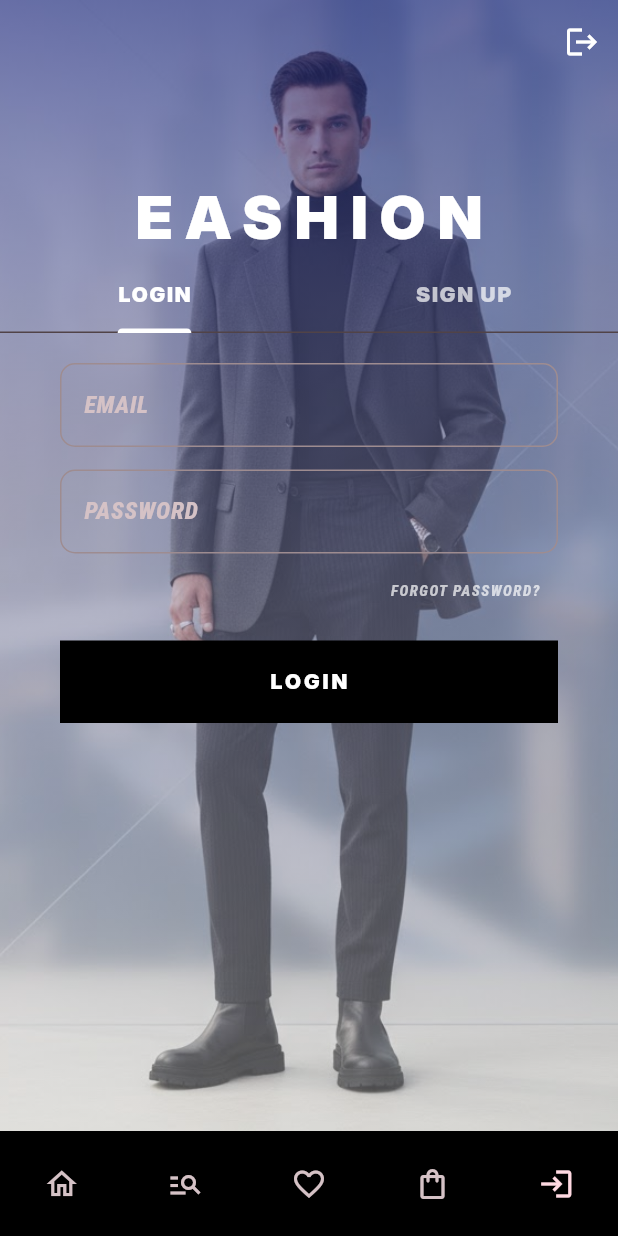
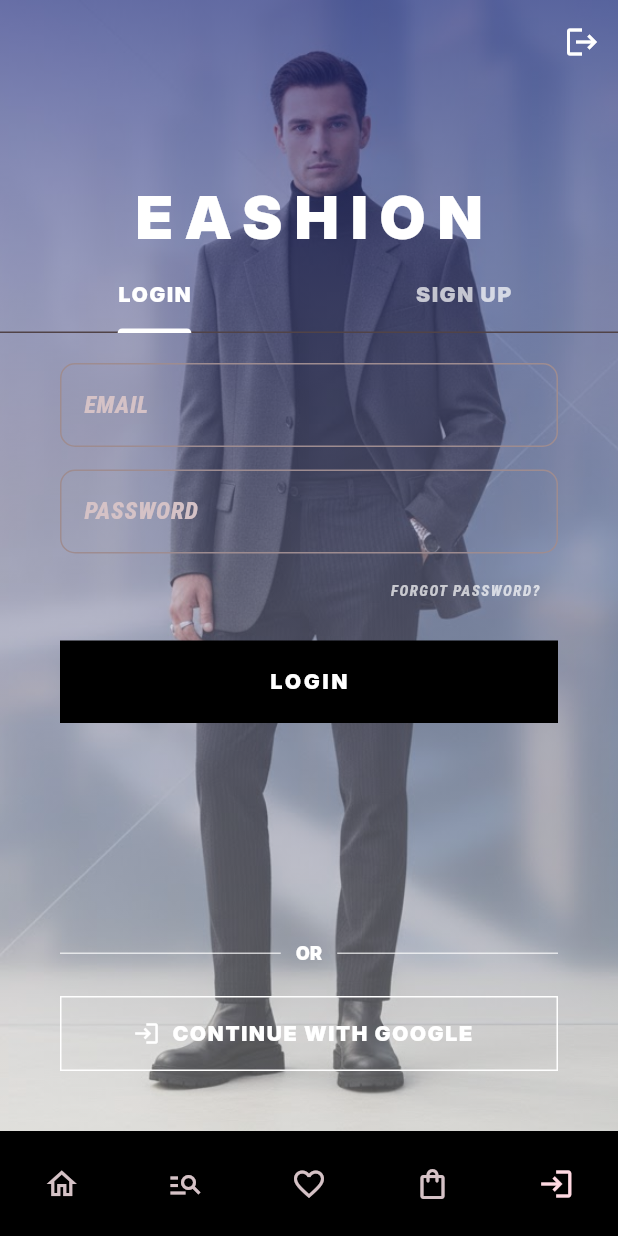
Before and after one commit to Dimalka284/Eashion_App, a Flutter app: the screen it shows after launch, item 5 of the bottom bar chosen, on a phone screen of 412 x 824 dp. Run offline on Flutter 3.47's test engine with Material 3 defaults, Android fonts, the phone set to English and light mode, and no system bars; our stand-ins replace battery_plus, firebase_core, geocoding, geolocator, google_sign_in, quickalert and 1 more; missing offline and left inert: light; accounts and stored records are empty; network calls fail.

Commit message:
implement Google authentication

```diff
--- a/lib/screen/auth_screen.dart
+++ b/lib/screen/auth_screen.dart
@@ -1,8 +1,11 @@
+import 'package:eashion2/provider/auth_provider.dart';
 import 'package:eashion2/services/auth_service.dart';
 import 'package:eashion2/services/user_session_service.dart';
 import 'package:flutter/material.dart';
 import 'package:eashion2/widgets/login_form.dart';
 import 'package:eashion2/widgets/signup_form.dart';
+import 'package:provider/provider.dart';
+import 'package:quickalert/quickalert.dart';
 
 class AuthScreen extends StatelessWidget {
   const AuthScreen({super.key});
@@ -89,7 +92,6 @@ class AuthScreen extends StatelessWidget {
                     ],
                   ),
                   Expanded(
-                    child: SizedBox(
                     child: TabBarView(
                       children: [
                         Padding(
@@ -103,8 +105,77 @@ class AuthScreen extends StatelessWidget {
                       ],
                     ),
                   ),
+                  const SizedBox(height: 10),
+                  Padding(
+                    padding: const EdgeInsets.symmetric(horizontal: 40),
+                    child: Column(
+                      children: [
+                        const Row(
+                          children: [
+                            Expanded(child: Divider(color: Colors.white70)),
+                            Padding(
+                              padding: EdgeInsets.symmetric(horizontal: 10),
+                              child: Text(
+                                'OR',
+                                style: TextStyle(
+                                  color: Colors.white,
+                                  fontSize: 12,
+                                ),
+                              ),
+                            ),
+                            Expanded(child: Divider(color: Colors.white70)),
+                          ],
                         ),
                         const SizedBox(height: 20),
+                        SizedBox(
+                          width: double.infinity,
+                          height: 50,
+                          child: OutlinedButton.icon(
+                            style: OutlinedButton.styleFrom(
+                              side: const BorderSide(color: Colors.white),
+                              foregroundColor: Colors.white,
+                              shape: const RoundedRectangleBorder(
+                                borderRadius: BorderRadius.zero,
+                              ),
+                            ),
+                            icon: const Icon(
+                              Icons.login,
+                            ), // You can use a Google icon if you have one
+                            label: const Text(
+                              'CONTINUE WITH GOOGLE',
+                              style: TextStyle(
+                                letterSpacing: 1.2,
+                                fontWeight: FontWeight.bold,
+                              ),
+                            ),
+                            onPressed: () async {
+                              final authProvider = context.read<AuthProvider>();
+                              if (authProvider.isLoading) return;
+
+                              final success = await authProvider
+                                  .signInWithGoogle();
+                              if (success && context.mounted) {
+                                QuickAlert.show(
+                                  context: context,
+                                  text: "Google Login Successful",
+                                  type: QuickAlertType.success,
+                                  autoCloseDuration: const Duration(seconds: 2),
+                                );
+                              } else if (!success && context.mounted) {
+                                QuickAlert.show(
+                                  context: context,
+                                  type: QuickAlertType.error,
+                                  text: "Google login failed",
+                                  autoCloseDuration: const Duration(seconds: 2),
+                                );
+                              }
+                            },
+                          ),
+                        ),
+                      ],
+                    ),
+                  ),
+                  const SizedBox(height: 40),
                 ],
               ),
             ),
--- a/pubspec.yaml
+++ b/pubspec.yaml
@@ -43,6 +43,7 @@ dependencies:
   geocoding: ^4.0.0
   light: ^4.1.0
   battery_plus: ^7.0.0
+  google_sign_in: ^6.1.0
 
 
 dev_dependencies:
```
Also changed, not shown: lib/provider/auth_provider.dart (+23 -0 lines), lib/services/auth_service.dart (+38 -2 lines), pubspec.lock, 2 other files. Lines whose indentation alone changed are shown as unchanged.
